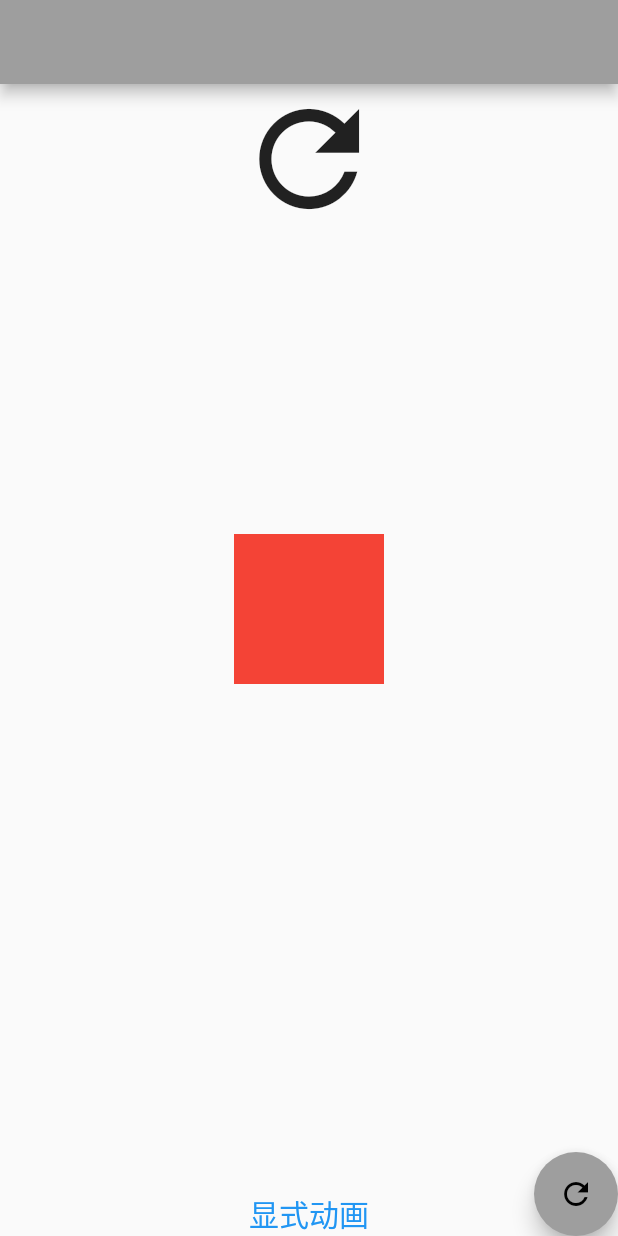
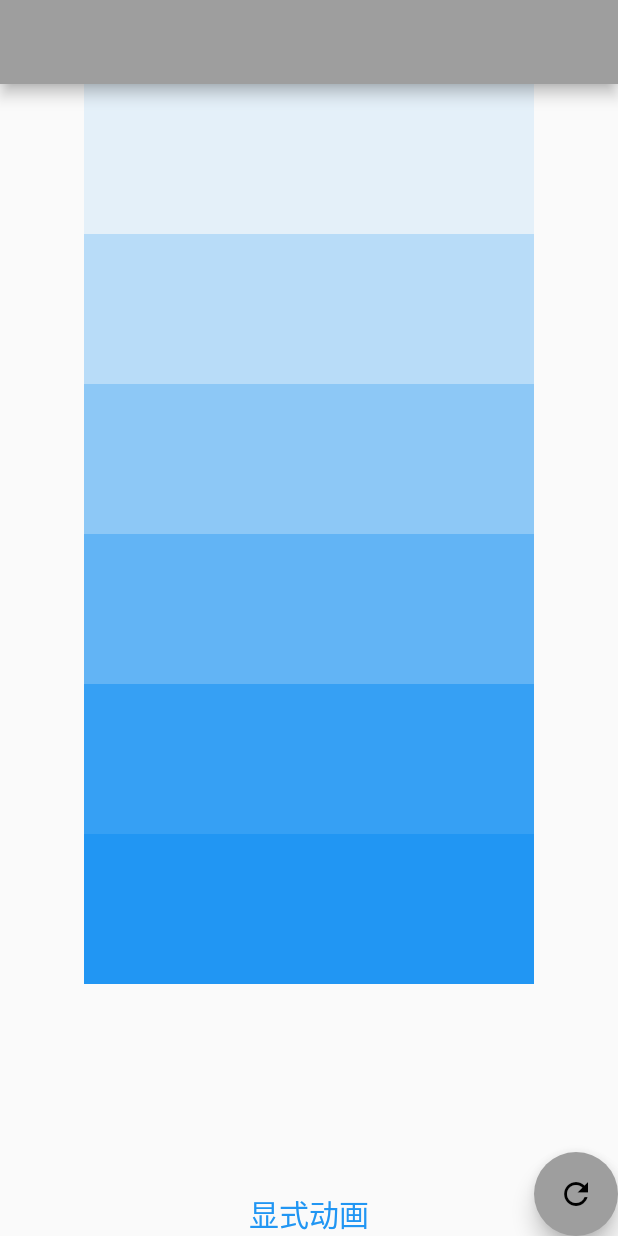
Before and after one commit to zeqinjie/flutter_demo, a Flutter app: the screen it shows after launch, on a phone screen of 412 x 824 dp. Run offline on Flutter 3.47's test engine with Material 2 defaults, Android fonts, the phone set to English and light mode, and no system bars.

Commit message:
<add>(动画)：交错动画

```diff
--- a/lib/animation_demo/tw_animation_display_view.dart
+++ b/lib/animation_demo/tw_animation_display_view.dart
@@ -50,14 +50,15 @@ class _TWAnimationDisplayViewState extends State<TWAnimationDisplayView>
             ),
           ),
         ),
-        Column(
-          children: [
-            _buildRotationTransition(),
-            _buildFadeTransition(),
-            _buildScaleTransition(),
-            _buildTweenAnimation(),
-          ],
-        ),
+        // Column(
+        //   children: [
+        //     _buildRotationTransition(),
+        //     _buildFadeTransition(),
+        //     _buildScaleTransition(),
+        //     _buildTweenAnimation(),
+        //   ],
+        // ),
+        Align(child: _buildSlidingBoxAnimation()),
         Positioned(
           right: 0,
           bottom: 0,
@@ -69,8 +70,7 @@ class _TWAnimationDisplayViewState extends State<TWAnimationDisplayView>
                   if (_isLoading) {
                     _controller.stop(); // reset: 重置恢复   stop: 暂停
                   } else {
-                    _controller.repeat(
-                        reverse: true); // forward: 执行一次  repeat: 重复执行
+                    _controller.repeat(reverse: true); // forward: 执行一次  repeat: 重复执行
                   }
                   _isLoading = !_isLoading;
                 });
@@ -141,7 +141,7 @@ class _TWAnimationDisplayViewState extends State<TWAnimationDisplayView>
       )
           .chain(
             CurveTween(
-              curve: const Interval(0.8, 1.0) , // Curves.bounceOut
+              curve: const Interval(0.8, 1.0), // Curves.bounceOut
             ),
           )
           .animate(_controller),
@@ -153,4 +153,55 @@ class _TWAnimationDisplayViewState extends State<TWAnimationDisplayView>
       // ),
     );
   }
+
+  Widget _buildSlidingBoxAnimation() {
+    return Column(
+      crossAxisAlignment: CrossAxisAlignment.center,
+      children: [
+        TWSlidingBox(controller: _controller, color: Colors.blue.withOpacity(0.1), interval: const Interval(0.0, 0.2)),
+        TWSlidingBox(controller: _controller, color: Colors.blue.withOpacity(0.3), interval: const Interval(0.2, 0.4)),
+        TWSlidingBox(controller: _controller, color: Colors.blue.withOpacity(0.5), interval: const Interval(0.4, 0.6)),
+        TWSlidingBox(controller: _controller, color: Colors.blue.withOpacity(0.7), interval: const Interval(0.6, 0.8)),
+        TWSlidingBox(controller: _controller, color: Colors.blue.withOpacity(0.9), interval: const Interval(0.8, 1.0)),
+        TWSlidingBox(controller: _controller, color: Colors.blue, interval: const Interval(0.8, 1.0)),
+      ],
+    );
+  }
 }
+
+/// 交错动画
+class TWSlidingBox extends StatelessWidget {
+  final AnimationController controller;
+  final Color color;
+  final Interval interval;
+
+  const TWSlidingBox({
+    Key? key,
+    required this.controller,
+    required this.color,
+    required this.interval,
+  }) : super(key: key);
+
+  @override
+  Widget build(BuildContext context) {
+    return SlideTransition(
+      child: Container(
+        alignment: Alignment.center,
+        width: 300,
+        height: 100,
+        color: color,
+      ),
+      position: Tween(
+        begin: Offset.zero,
+        end: const Offset(0.1, 0),
+      )
+          .chain(
+            CurveTween(curve: interval),
+          )
+          .chain(
+            CurveTween(curve: Curves.bounceInOut),   // g(f(x))
+          )
+          .animate(controller),
+    );
+  }
+}
```
